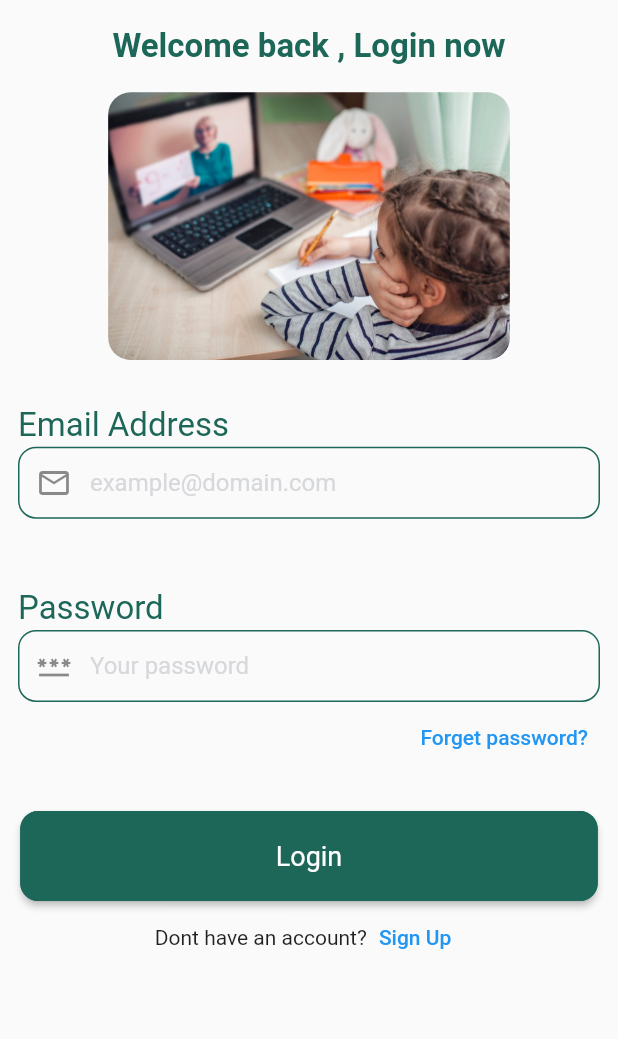
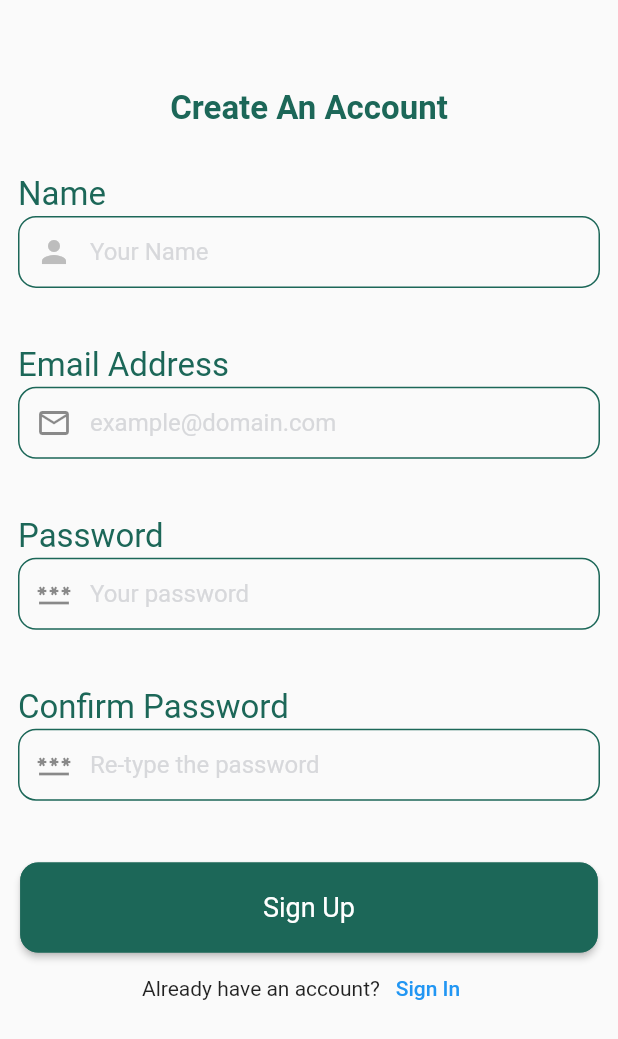
Before and after one commit to SamarKhalid/Education-Mobile-Application-UI, a Flutter app: the SignIn screen opened by its route, after a tap on "Sign Up", on a phone screen of 412 x 824 dp. Shown: the top 1039 px of the screen. Run offline on Flutter 3.47's test engine with Material 2 defaults, Android fonts, the phone set to English and light mode, and no system bars; our stand-ins replace shared_preferences; accounts and stored records are empty.

Commit message:
Sign Up page done

```diff
--- a/lib/main.dart
+++ b/lib/main.dart
@@ -1,3 +1,4 @@
+import 'package:education_mobile_application/screens/auth_screens/sign_up.dart';
 import 'package:flutter/material.dart';
 import 'package:shared_preferences/shared_preferences.dart';
 import 'screens/auth_screens/sign_in.dart';
@@ -43,6 +44,7 @@ class MyApp extends StatelessWidget {
               OnBoarding1.id: (context) => const OnBoarding1(),
               OnBoarding2.id: (context) => const OnBoarding2(),
               SignIn.id: (context) => const SignIn(),
+              SignUp.id: (context) => const SignUp(),
             },
           );
         } else {
--- a/lib/screens/auth_screens/sign_in.dart
+++ b/lib/screens/auth_screens/sign_in.dart
@@ -1,4 +1,5 @@
 import 'package:education_mobile_application/constants.dart';
+import 'package:education_mobile_application/screens/auth_screens/sign_up.dart';
 import 'package:flutter/material.dart';
 
 class SignIn extends StatefulWidget {
@@ -81,7 +82,7 @@ class _SignInState extends State<SignIn> {
                 ElevatedButton(
                   style: filledButtonStyle.copyWith(minimumSize: MaterialStateProperty.all<Size>(const Size(385, 60)),),
                   onPressed: ()  {
-                    //Navigator.pushNamed(context, OnBoarding2.id);
+                   // Navigator.pushNamed(context, SignUp.id);
                   },
                   child: const Text('Login'),
                 ),
@@ -90,7 +91,7 @@ class _SignInState extends State<SignIn> {
                   children: [
                     const Text('Dont have an account?'),
                     TextButton(
-                        onPressed: () {  }, child: const Text('Sign Up')),
+                        onPressed: () {  Navigator.pushNamed(context, SignUp.id);}, child: const Text('Sign Up')),
                   ],
                 ),
               ],
--- a/lib/screens/auth_screens/sign_up.dart
+++ b/lib/screens/auth_screens/sign_up.dart
@@ -0,0 +1,124 @@
+import 'package:education_mobile_application/constants.dart';
+import 'package:education_mobile_application/screens/auth_screens/sign_in.dart';
+import 'package:flutter/material.dart';
+
+class SignUp extends StatefulWidget {
+  const SignUp({Key? key}) : super(key: key);
+  static const String id = 'sign_up';
+
+  @override
+  State<SignUp> createState() => _SignUpState();
+}
+
+class _SignUpState extends State<SignUp> {
+  String email = '';
+  String name = '';
+
+  @override
+  Widget build(BuildContext context) {
+    double screenHeight = MediaQuery.of(context).size.height;
+    return Scaffold(
+      body: SingleChildScrollView(
+        child: SafeArea(
+          child: Padding(
+            padding: const EdgeInsets.all(12.0),
+            child: Column(
+              children: [
+                SizedBox(height: screenHeight * 0.05),
+                Text('Create An Account',
+                    style: mainText.copyWith(color: const Color(0xFF1C6758))),
+                SizedBox(height: screenHeight * 0.03),
+                Row(
+                  mainAxisAlignment: MainAxisAlignment.start,
+                  children: [
+                    Text('Name',
+                        style: mainText.copyWith(
+                            fontWeight: FontWeight.w400,
+                            color: const Color(0xFF1C6758))),
+                  ],
+                ),
+                TextField(
+                  onChanged: (value) {
+                    name = value;
+                  },
+                  decoration: textFieldDecoration.copyWith(
+                    hintText: 'Your Name',
+                  ),
+                ),
+                SizedBox(height: screenHeight * 0.04),
+                Row(
+                  mainAxisAlignment: MainAxisAlignment.start,
+                  children: [
+                    Text('Email Address',
+                        style: mainText.copyWith(
+                            fontWeight: FontWeight.w400,
+                            color: const Color(0xFF1C6758))),
+                  ],
+                ),
+                TextField(
+                  onChanged: (value) {
+                    email = value;
+                  },
+                  decoration: textFieldDecoration.copyWith(
+                    hintText: 'example@domain.com',
+                    prefixIcon: const Icon(Icons.email_outlined),
+                  ),
+                ),
+                SizedBox(height: screenHeight * 0.04),
+                Row(
+                  mainAxisAlignment: MainAxisAlignment.start,
+                  children: [
+                    Text('Password',
+                        style: mainText.copyWith(
+                            fontWeight: FontWeight.w400,
+                            color: const Color(0xFF1C6758))),
+                  ],
+                ),
+                TextField(
+                  obscureText: true,
+                  decoration: textFieldDecoration.copyWith(
+                    hintText: 'Your password',
+                    prefixIcon: const Icon(Icons.password),
+                  ),
+                ),
+                SizedBox(height: screenHeight * 0.04),
+                Row(
+                  mainAxisAlignment: MainAxisAlignment.start,
+                  children: [
+                    Text('Confirm Password',
+                        style: mainText.copyWith(
+                            fontWeight: FontWeight.w400,
+                            color: const Color(0xFF1C6758))),
+                  ],
+                ),
+                TextField(
+                  obscureText: true,
+                  decoration: textFieldDecoration.copyWith(
+                    hintText: 'Re-type the password',
+                    prefixIcon: const Icon(Icons.password),
+                  ),
+                ),
+                SizedBox(height: screenHeight * 0.05),
+                ElevatedButton(
+                  style: filledButtonStyle.copyWith(minimumSize: MaterialStateProperty.all<Size>(const Size(385, 60)),),
+                  onPressed: ()  {
+                    //Navigator.pushNamed(context, OnBoarding2.id);
+                  },
+                  child: const Text('Sign Up'),
+                ),
+                Row(
+                  mainAxisAlignment: MainAxisAlignment.center,
+                  children: [
+                    const Text('Already have an account?'),
+                    TextButton(
+                        onPressed: () { Navigator.pushNamed(context, SignIn.id); }, child: const Text('Sign In')),
+                  ],
+                ),
+              ],
+            ),
+          ),
+        ),
+      ),
+    );
+  }
+}
```
